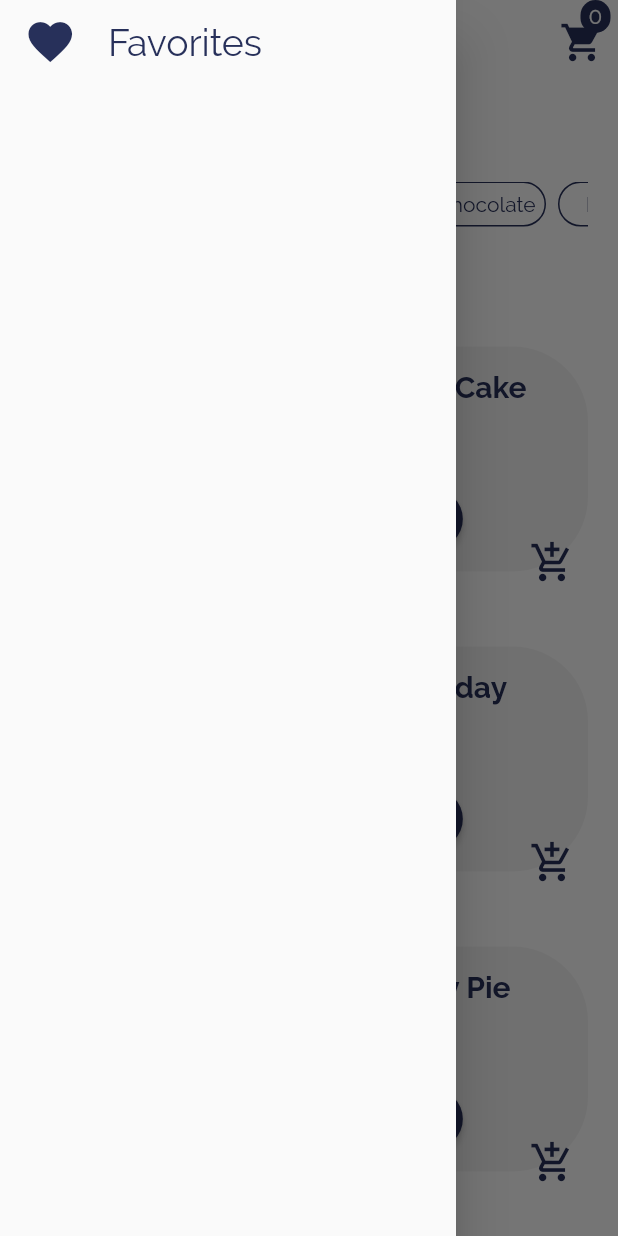
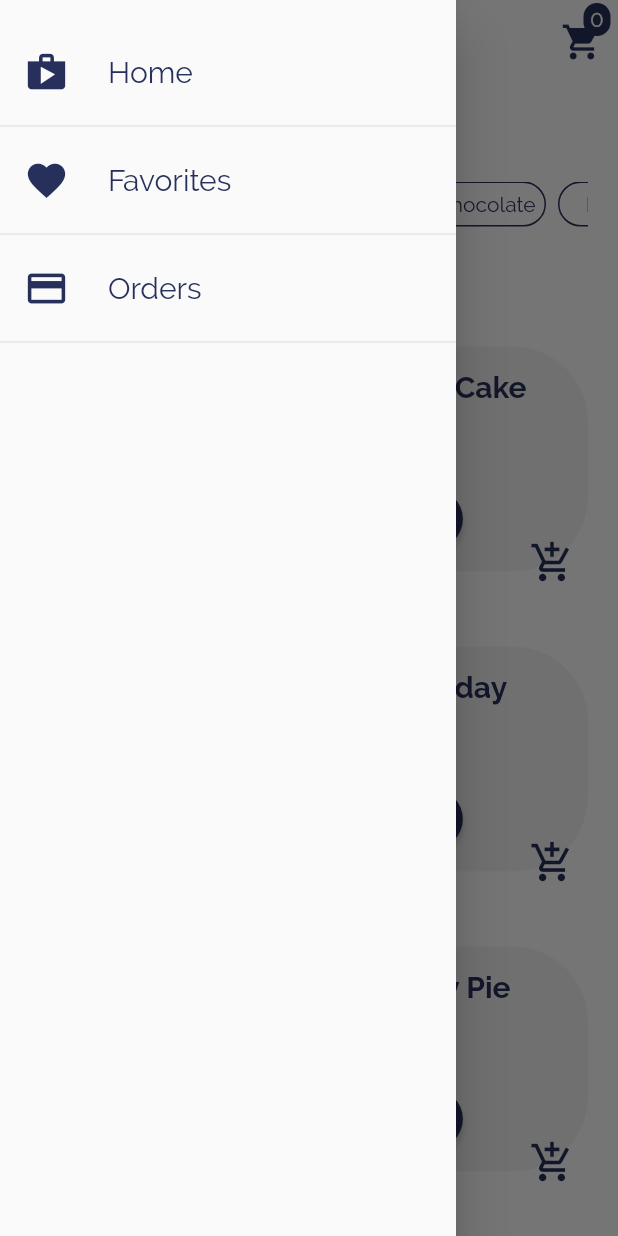
Before and after one commit to AlaaElsweedy/DessertsApp, a Flutter app: the screen it shows after launch, with the side drawer open, on a phone screen of 412 x 824 dp. Run offline on Flutter 3.47's test engine with Material 2 defaults, Android fonts, the phone set to English and light mode, and no system bars.

Commit message:
add alert dialog in cart screen and add order screen

```diff
--- a/lib/main.dart
+++ b/lib/main.dart
@@ -1,11 +1,13 @@
 import 'package:desserts_app/providers/cart_provider.dart';
 import 'package:desserts_app/providers/categories_provider.dart';
+import 'package:desserts_app/providers/orders_provider.dart';
 import 'package:desserts_app/providers/product_provider.dart';
 import 'package:desserts_app/screens/cart_screen.dart';
 import 'package:desserts_app/screens/detail_screen.dart';
 import 'package:desserts_app/screens/home_screen.dart';
-import 'package:desserts_app/widgets/category_detail.dart';
-import 'package:desserts_app/widgets/favourits_widget.dart';
+import 'package:desserts_app/screens/order_screen.dart';
+import 'package:desserts_app/widgets/category_detail_widget.dart';
+import 'package:desserts_app/widgets/favorites_widget.dart';
 import 'package:flutter/material.dart';
 import 'package:provider/provider.dart';
 
@@ -27,6 +29,9 @@ class MyApp extends StatelessWidget {
         ChangeNotifierProvider.value(
           value: Cart(),
         ),
+        ChangeNotifierProvider.value(
+          value: Orders(),
+        ),
       ],
       child: MaterialApp(
         debugShowCheckedModeBanner: false,
@@ -37,6 +42,7 @@ class MyApp extends StatelessWidget {
           CategoryDetail.routeName: (context) => CategoryDetail(),
           FavouritesWidget.routeName: (context) => FavouritesWidget(),
           CartScreen.routeName: (context) => CartScreen(),
+          OrderScreen.routeName: (context) => OrderScreen(),
         },
       ),
     );
--- a/lib/providers/cart_provider.dart
+++ b/lib/providers/cart_provider.dart
@@ -69,4 +69,9 @@ class Cart with ChangeNotifier {
     });
     return count;
   }
+
+  void clear() {
+    _items = {};
+    notifyListeners();
+  }
 }
--- /dev/null
+++ b/lib/providers/orders_provider.dart
@@ -0,0 +1,34 @@
+import 'package:desserts_app/providers/cart_provider.dart';
+import 'package:flutter/foundation.dart';
+
+class OrderItem {
+  final String id;
+  final double total;
+  final List<CartItem> cartItem;
+  final DateTime dateTime;
+
+  OrderItem({
+    @required this.id,
+    @required this.total,
+    @required this.cartItem,
+    @required this.dateTime,
+  });
+}
+
+class Orders with ChangeNotifier {
+  final List<OrderItem> _orders = [];
+
+  List<OrderItem> get orders => [..._orders];
+
+  void addOrder(List<CartItem> products, double amount) {
+    _orders.insert(
+      0,
+      OrderItem(
+        id: DateTime.now().toString(),
+        cartItem: products,
+        dateTime: DateTime.now(),
+        total: amount,
+      ),
+    );
+  }
+}
--- a/lib/screens/detail_screen.dart
+++ b/lib/screens/detail_screen.dart
@@ -4,7 +4,7 @@ import 'package:flutter/material.dart';
 import 'package:provider/provider.dart';
 
 class DetailScreen extends StatefulWidget {
-  static final String routeName = '/detail-screen';
+  static const String routeName = '/detail-screen';
 
   @override
   _DetailScreenState createState() => _DetailScreenState();
--- a/lib/screens/home_screen.dart
+++ b/lib/screens/home_screen.dart
@@ -34,7 +34,7 @@ class HomePage extends StatelessWidget {
               icon: Icon(
                 Icons.shopping_cart,
                 color: primaryColor,
-                size: 30,
+                size: 28,
               ),
               onPressed: () {
                 Navigator.of(context).pushNamed(CartScreen.routeName);
--- /dev/null
+++ b/lib/screens/order_screen.dart
@@ -0,0 +1,28 @@
+import 'package:desserts_app/data.dart';
+import 'package:desserts_app/providers/orders_provider.dart';
+import 'package:desserts_app/widgets/main_drawer.dart';
+import 'package:desserts_app/widgets/order_item__widget.dart';
+import 'package:flutter/material.dart';
+import 'package:provider/provider.dart';
+
+class OrderScreen extends StatelessWidget {
+  static const String routeName = '/order-Screen';
+
+  @override
+  Widget build(BuildContext context) {
+    final orderData = Provider.of<Orders>(context, listen: false);
+    return Scaffold(
+      appBar: AppBar(
+        title: const Text('Your Orders'),
+        backgroundColor: primaryColor,
+      ),
+      drawer: MainDrawer(),
+      body: ListView.builder(
+        itemCount: orderData.orders.length,
+        itemBuilder: (context, index) => OrderWidget(
+          orderData.orders[index],
+        ),
+      ),
+    );
+  }
+}
--- a/lib/widgets/badge.dart
+++ b/lib/widgets/badge.dart
@@ -20,7 +20,7 @@ class Badge extends StatelessWidget {
         child,
         Positioned(
           right: 5,
-          top: 0,
+          top: 2,
           child: Container(
             padding: EdgeInsets.all(2.0),
             // color: Theme.of(context).accentColor,
@@ -29,8 +29,8 @@ class Badge extends StatelessWidget {
               color: color != null ? color : Theme.of(context).accentColor,
             ),
             constraints: BoxConstraints(
-              minWidth: 20,
-              minHeight: 20,
+              minWidth: 18,
+              minHeight: 18,
             ),
             child: Text(
               value,
--- a/lib/widgets/favourits_widget.dart
+++ b/lib/widgets/favorites_widget.dart
@@ -1,6 +1,7 @@
 import 'package:desserts_app/data.dart';
 import 'package:desserts_app/providers/cart_provider.dart';
 import 'package:desserts_app/providers/product_provider.dart';
+import 'package:desserts_app/widgets/main_drawer.dart';
 import 'package:flutter/material.dart';
 import 'package:provider/provider.dart';
 
@@ -15,6 +16,7 @@ class FavouritesWidget extends StatelessWidget {
         backgroundColor: primaryColor,
         title: const Text('WishList'),
       ),
+      drawer: MainDrawer(),
       body: Container(
         child: ListView.builder(
           itemCount: favoriteProduct.showFavoritesOnly.length,
@@ -44,7 +46,7 @@ class FavouritesWidget extends StatelessWidget {
                       favoriteProduct.showFavoritesOnly[index].title,
                       favoriteProduct.showFavoritesOnly[index].image,
                       favoriteProduct.showFavoritesOnly[index].price,
-                      favoriteProduct.showFavoritesOnly[index].quantity,
+                      favoriteProduct.showFavoritesOnly[index].quantity = 1,
                     );
                   },
                 ),
--- a/lib/widgets/home_header_widget.dart
+++ b/lib/widgets/home_header_widget.dart
@@ -1,6 +1,6 @@
 import 'package:desserts_app/data.dart';
 import 'package:desserts_app/providers/categories_provider.dart';
-import 'package:desserts_app/widgets/category_detail.dart';
+import 'package:desserts_app/widgets/category_detail_widget.dart';
 import 'package:flutter/material.dart';
 import 'package:provider/provider.dart';
 
--- a/lib/widgets/main_drawer.dart
+++ b/lib/widgets/main_drawer.dart
@@ -1,5 +1,6 @@
 import 'package:desserts_app/data.dart';
-import 'package:desserts_app/widgets/favourits_widget.dart';
+import 'package:desserts_app/screens/order_screen.dart';
+import 'package:desserts_app/widgets/favorites_widget.dart';
 import 'package:flutter/material.dart';
 
 class MainDrawer extends StatelessWidget {
@@ -7,19 +8,59 @@ class MainDrawer extends StatelessWidget {
   Widget build(BuildContext context) {
     return Drawer(
       child: SafeArea(
+        child: Column(
+          children: [
+            Padding(
+              padding: EdgeInsets.only(top: 20),
               child: ListTile(
+                leading: Icon(
+                  Icons.shop,
+                  color: primaryColor,
+                  size: 30,
+                ),
+                title: Text(
+                  'Home',
+                  style: TextStyle(color: primaryColor, fontSize: 20),
+                ),
+                onTap: () {
+                  Navigator.of(context).pushReplacementNamed('/');
+                },
+              ),
+            ),
+            Divider(),
+            ListTile(
               leading: Icon(
                 Icons.favorite_sharp,
                 color: primaryColor,
-            size: 35,
+                size: 30,
               ),
               title: Text(
                 'Favorites',
-            style: TextStyle(color: primaryColor, fontSize: 25),
+                style: TextStyle(color: primaryColor, fontSize: 20),
               ),
               onTap: () {
-            Navigator.of(context).popAndPushNamed(FavouritesWidget.routeName);
+                Navigator.of(context)
+                    .pushReplacementNamed(FavouritesWidget.routeName);
               },
+            ),
+            Divider(),
+            ListTile(
+              leading: Icon(
+                Icons.payment,
+                color: primaryColor,
+                size: 30,
+              ),
+              title: Text(
+                'Orders',
+                style: TextStyle(color: primaryColor, fontSize: 20),
+              ),
+              onTap: () {
+                Navigator.of(context)
+                    .pushReplacementNamed(OrderScreen.routeName);
+              },
+            ),
+            Divider(),
+          ],
         ),
       ),
     );
--- a/pubspec.yaml
+++ b/pubspec.yaml
@@ -24,6 +24,7 @@ dependencies:
   flutter:
     sdk: flutter
   provider: ^4.3.3
+  intl: ^0.17.0
 
 
   # The following adds the Cupertino Icons font to your application.
```
Also changed, not shown: lib/screens/cart_screen.dart (+10 -1 lines), lib/widgets/cart_item_widget.dart (+29 -0 lines), lib/widgets/order_item__widget.dart (added, +24 -0 lines), lib/widgets/category_detail_widget.dart (renamed from lib/widgets/category_detail.dart), pubspec.lock. Lines whose indentation alone changed are shown as unchanged.
